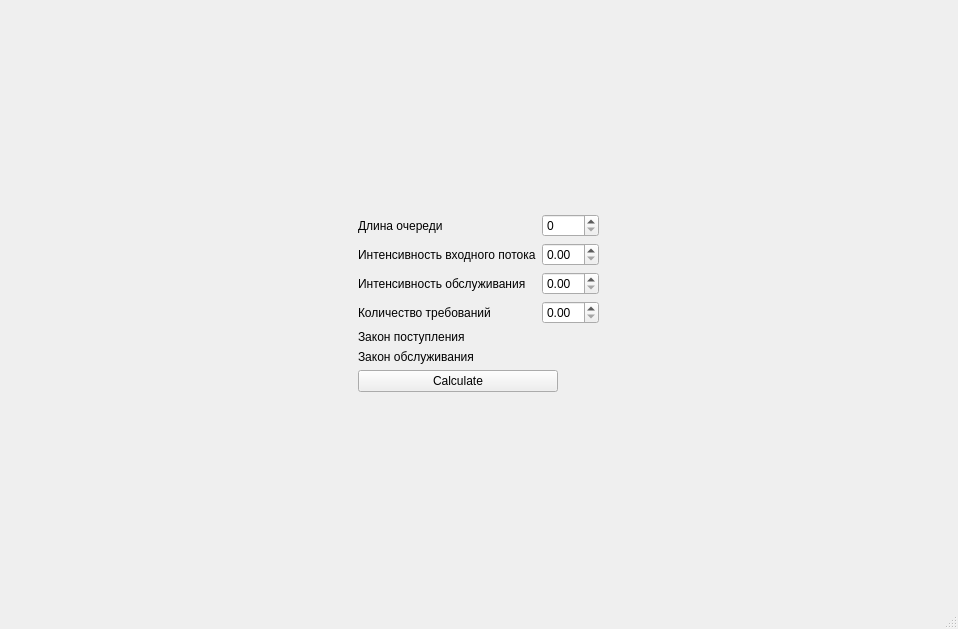
Above: mainwindow.ui from Kolyamba-mamba/net_lab2 before the change. Below: the same form after it.
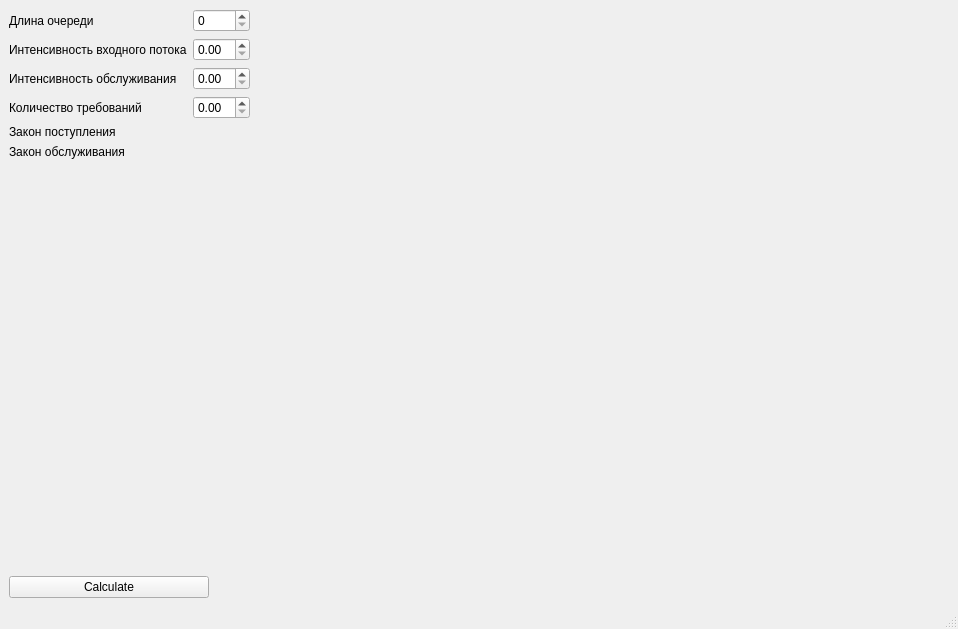
That is the form after the change.

Commit message: улучшил первый экран

The edit to the form file:
```diff
--- a/mainwindow.ui
+++ b/mainwindow.ui
@@ -93,7 +93,21 @@
        </layout>
       </item>
       <item>
-       <layout class="QVBoxLayout" name="graphLayout"/>
+       <layout class="QVBoxLayout" name="graphLayout">
+        <item>
+         <spacer name="horizontalSpacer">
+          <property name="orientation">
+           <enum>Qt::Horizontal</enum>
+          </property>
+          <property name="sizeHint" stdset="0">
+           <size>
+            <width>40</width>
+            <height>20</height>
+           </size>
+          </property>
+         </spacer>
+        </item>
+       </layout>
       </item>
      </layout>
     </item>
```
The commit also changes 1 other file.
